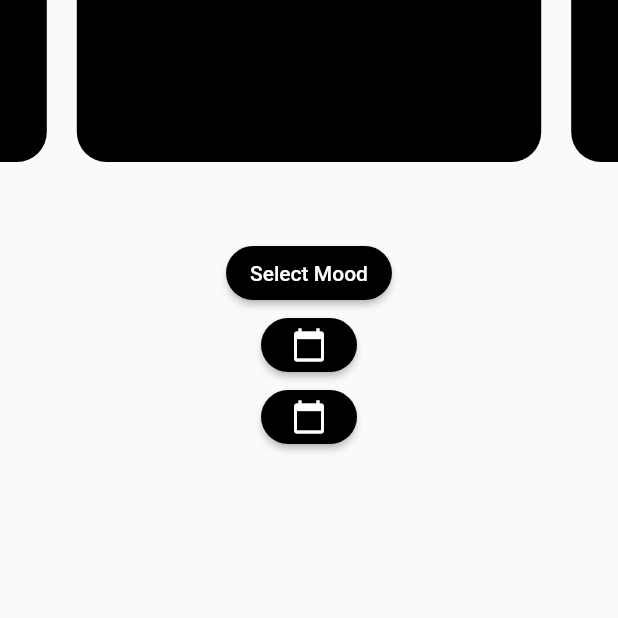
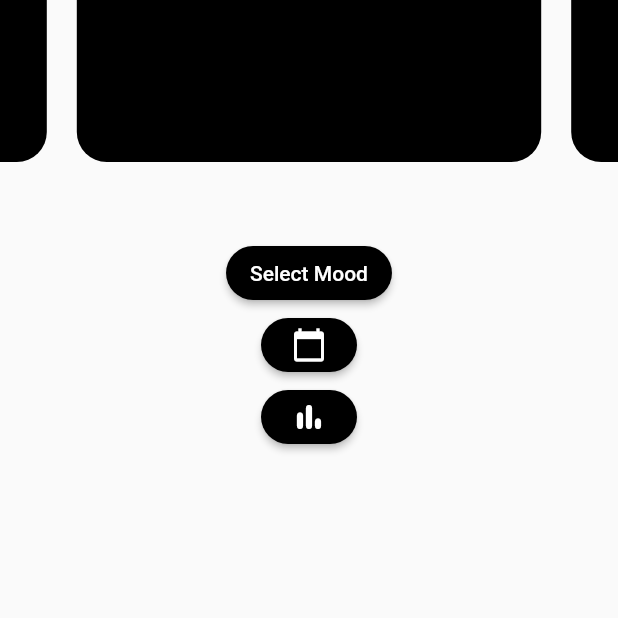
Before and after one commit to timsedev/mooodify, a Flutter app: the screen it shows after launch, on a phone screen of 412 x 824 dp, the part 618-1236 px from its top. Run offline on Flutter 3.47's test engine with Material 2 defaults, Android fonts, the phone set to English and light mode, and no system bars; our stand-ins replace stacked, stacked_services, stacked_shared, table_calendar.

Commit message:
changed nav to stats icon

```diff
--- a/mooodify/lib/ui/views/home/home_view.dart
+++ b/mooodify/lib/ui/views/home/home_view.dart
@@ -147,7 +147,7 @@ class HomeView extends StackedView<HomeViewModel> {
           borderRadius: BorderRadius.circular(20),
         ),
       ),
-      child: const Icon(Icons.calendar_today),
+      child: const Icon(Icons.bar_chart_rounded),
     );
   }
 }
```
